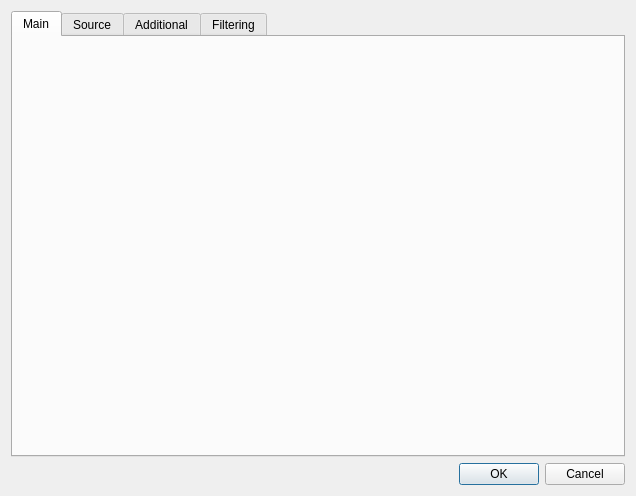
KarolBedkowski/mna, file data/gui/dlg_source_edit.ui: the form before one commit.
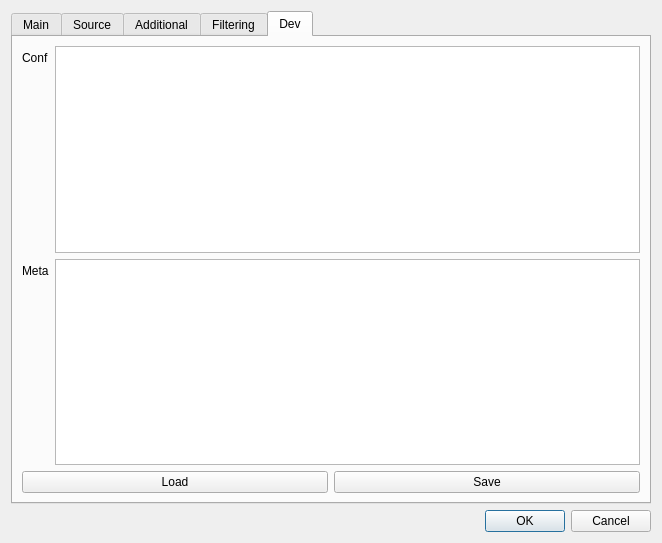
The form after the commit. The open tabs and pages were chosen to show the change.

Commit message: dlg_source_edit: +dev tab: edit conf/meta for source in debug

Patch:
```diff
--- a/data/gui/dlg_source_edit.ui
+++ b/data/gui/dlg_source_edit.ui
@@ -6,8 +6,8 @@
    <rect>
     <x>0</x>
     <y>0</y>
-    <width>636</width>
-    <height>496</height>
+    <width>662</width>
+    <height>543</height>
    </rect>
   </property>
   <property name="windowTitle">
@@ -302,6 +302,55 @@
        </item>
       </layout>
      </widget>
+     <widget class="QWidget" name="tab_dev">
+      <attribute name="title">
+       <string>Dev</string>
+      </attribute>
+      <layout class="QVBoxLayout" name="verticalLayout_9">
+       <item>
+        <layout class="QFormLayout" name="formLayout_4">
+         <item row="0" column="0">
+          <widget class="QLabel" name="label_6">
+           <property name="text">
+            <string>Conf</string>
+           </property>
+          </widget>
+         </item>
+         <item row="0" column="1">
+          <widget class="QPlainTextEdit" name="e_dev_conf"/>
+         </item>
+         <item row="1" column="0">
+          <widget class="QLabel" name="label_7">
+           <property name="text">
+            <string>Meta</string>
+           </property>
+          </widget>
+         </item>
+         <item row="1" column="1">
+          <widget class="QPlainTextEdit" name="e_dev_meta"/>
+         </item>
+        </layout>
+       </item>
+       <item>
+        <layout class="QHBoxLayout" name="horizontalLayout_3">
+         <item>
+          <widget class="QPushButton" name="b_dev_load">
+           <property name="text">
+            <string>Load</string>
+           </property>
+          </widget>
+         </item>
+         <item>
+          <widget class="QPushButton" name="b_dev_save">
+           <property name="text">
+            <string>Save</string>
+           </property>
+          </widget>
+         </item>
+        </layout>
+       </item>
+      </layout>
+     </widget>
     </widget>
    </item>
    <item>
```
Left out of the diff: 2 changed lines with no effect on the pictures. The commit also changes 1 other file.
